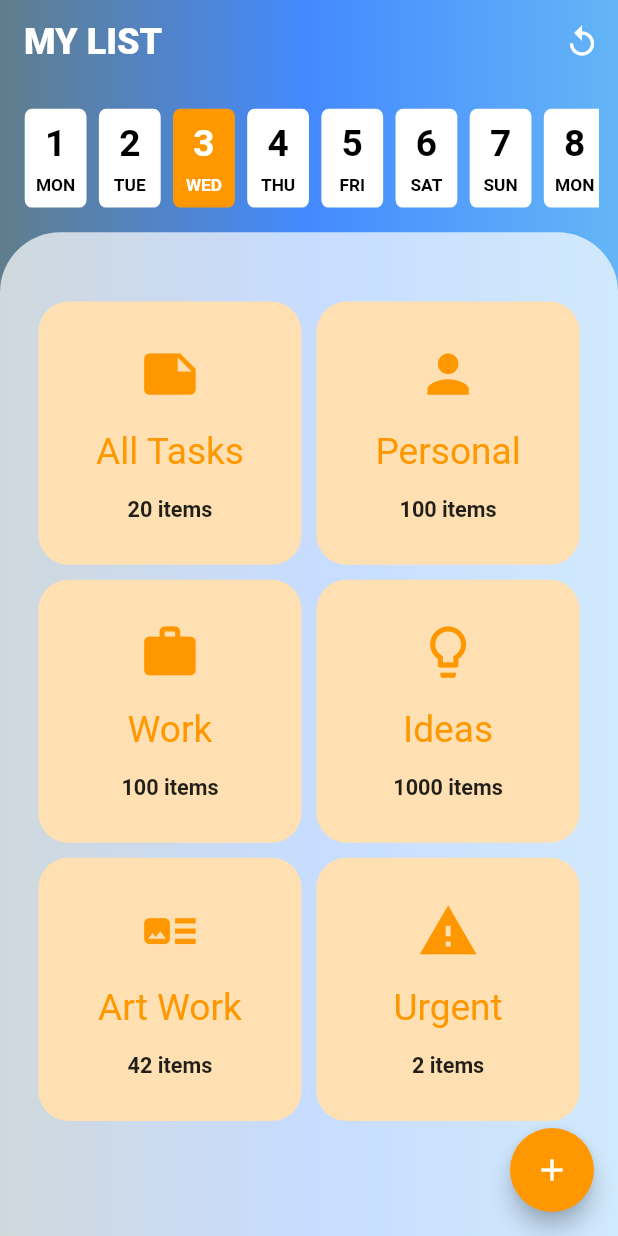
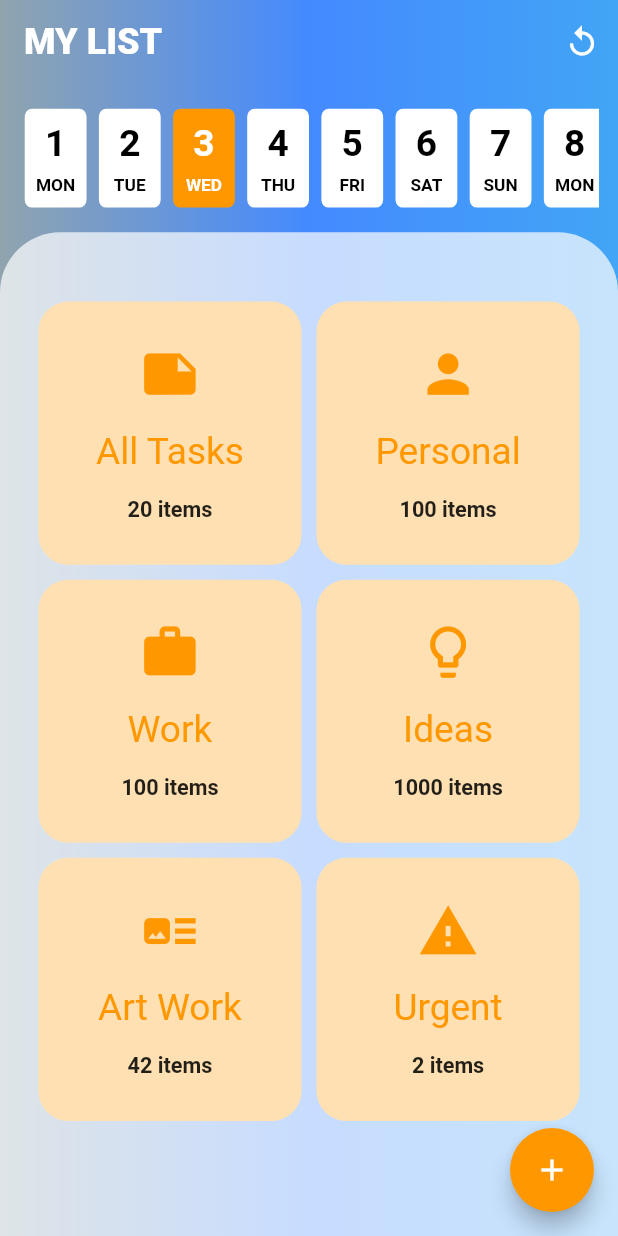
Before and after one commit to acanteror/dashboard_timeline_ui_demo, a Flutter app: the screen it shows after launch, on a phone screen of 412 x 824 dp. Run offline on Flutter 3.47's test engine with Material 2 defaults, Android fonts, the phone set to English and light mode, and no system bars; our stand-ins replace timeline_tile.

Commit message:
update colors and paddings

```diff
--- a/lib/data/fake.dart
+++ b/lib/data/fake.dart
@@ -12,7 +12,7 @@ List<Day> data = <Day>[
         notificable: false,
         time: '8:00'),
     Task(
-        title: 'Skype meeting with contractor',
+        title: 'Skype meeting',
         description: 'Delivery overview',
         done: false,
         notificable: true,
@@ -39,7 +39,7 @@ List<Day> data = <Day>[
       time: '8:00',
     ),
     Task(
-      title: 'Skype meeting with contractor',
+      title: 'Skype meeting',
       description: 'Delivery overview',
       done: false,
       notificable: true,
@@ -66,7 +66,7 @@ List<Day> data = <Day>[
         notificable: false,
         time: '8:00'),
     Task(
-        title: 'Skype meeting with contractor',
+        title: 'Skype meeting',
         description: 'Delivery overview',
         done: false,
         notificable: true,
@@ -93,7 +93,7 @@ List<Day> data = <Day>[
         notificable: false,
         time: '8:00'),
     Task(
-        title: 'Skype meeting with contractor',
+        title: 'Skype meeting',
         description: 'Delivery overview',
         done: false,
         notificable: false,
@@ -119,7 +119,7 @@ List<Day> data = <Day>[
         notificable: false,
         time: '8:00'),
     Task(
-        title: 'Skype meeting with contractor',
+        title: 'Skype meeting',
         description: 'Delivery overview',
         done: false,
         notificable: true,
@@ -147,7 +147,7 @@ List<Day> data = <Day>[
         notificable: false,
         time: '8:00'),
     Task(
-        title: 'Skype meeting with contractor',
+        title: 'Skype meeting',
         description: 'Delivery overview',
         done: false,
         notificable: true,
@@ -173,7 +173,7 @@ List<Day> data = <Day>[
         notificable: false,
         time: '8:00'),
     Task(
-        title: 'Skype meeting with contractor',
+        title: 'Skype meeting',
         description: 'Delivery overview',
         done: false,
         notificable: false,
--- a/lib/theme/colors.dart
+++ b/lib/theme/colors.dart
@@ -13,9 +13,9 @@ final LinearGradient backgroudGradient = LinearGradient(
   begin: Alignment.topLeft,
   end: Alignment.topRight,
   colors: [
-    Colors.blueGrey,
-    Colors.blueAccent,
-    Colors.blue[300],
+    Colors.blueGrey[300],
+    Colors.blueAccent[200],
+    Colors.blue[400],
   ],
 );
 
--- a/lib/widget/list/type_note_grid.dart
+++ b/lib/widget/list/type_note_grid.dart
@@ -11,9 +11,10 @@ class TypeNoteGrid extends StatelessWidget {
   @override
   Widget build(BuildContext context) {
     return Container(
-      margin: EdgeInsets.symmetric(
-        vertical: context.pch(5),
-        horizontal: context.pcw(5),
+      margin: EdgeInsets.only(
+        top: context.pch(5),
+        left: context.pcw(5),
+        right: context.pcw(5),
       ),
       child: GridView.builder(
         itemCount: typeNotes.length,
```
